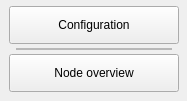
Before: the Qt Designer form core/navmenuconfignode.ui in 0xkobe/mwc-wallet, drawn with Qt 5.
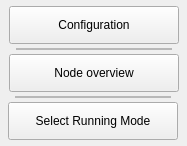
After: the same form once the commit is applied. Custom widgets are drawn as their Qt base class.

Commit message: add a menu item for running mode

Patch:
```diff
--- a/core/navmenuconfignode.ui
+++ b/core/navmenuconfignode.ui
@@ -7,7 +7,7 @@
     <x>0</x>
     <y>0</y>
     <width>187</width>
-    <height>101</height>
+    <height>146</height>
    </rect>
   </property>
   <property name="windowTitle">
@@ -58,6 +58,35 @@
     <string>Node overview</string>
    </property>
   </widget>
+  <widget class="control::MwcFrameWithBorder" name="frame_6">
+   <property name="geometry">
+    <rect>
+     <x>15</x>
+     <y>96</y>
+     <width>156</width>
+     <height>2</height>
+    </rect>
+   </property>
+   <property name="frameShape">
+    <enum>QFrame::StyledPanel</enum>
+   </property>
+   <property name="frameShadow">
+    <enum>QFrame::Raised</enum>
+   </property>
+  </widget>
+  <widget class="control::NavMenuButton" name="selectRunningModeButton">
+   <property name="geometry">
+    <rect>
+     <x>8</x>
+     <y>102</y>
+     <width>170</width>
+     <height>38</height>
+    </rect>
+   </property>
+   <property name="text">
+    <string>Select Running Mode</string>
+   </property>
+  </widget>
  </widget>
  <customwidgets>
   <customwidget>
```
The commit also changes 7 other files.
